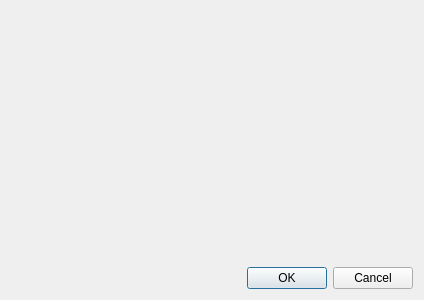
First picture: the form in buttermanager/buttermanager/ui/ConsolidateSnapshotWindow.ui, repository egara/buttermanager, before the edit.
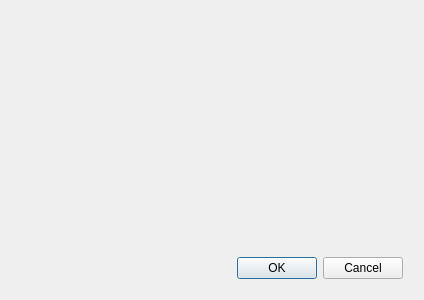
Second picture: the form after the edit.

Commit message: Changin a little bit all the layouts

What changed in the file:
```diff
--- a/buttermanager/buttermanager/ui/ConsolidateSnapshotWindow.ui
+++ b/buttermanager/buttermanager/ui/ConsolidateSnapshotWindow.ui
@@ -16,6 +16,18 @@
   <layout class="QVBoxLayout" name="verticalLayout_2">
    <item>
     <layout class="QVBoxLayout" name="verticalLayout">
+     <property name="leftMargin">
+      <number>10</number>
+     </property>
+     <property name="topMargin">
+      <number>10</number>
+     </property>
+     <property name="rightMargin">
+      <number>10</number>
+     </property>
+     <property name="bottomMargin">
+      <number>10</number>
+     </property>
      <item>
       <widget class="QLabel" name="label_info">
        <property name="text">
```
The commit also changes 6 other files.
